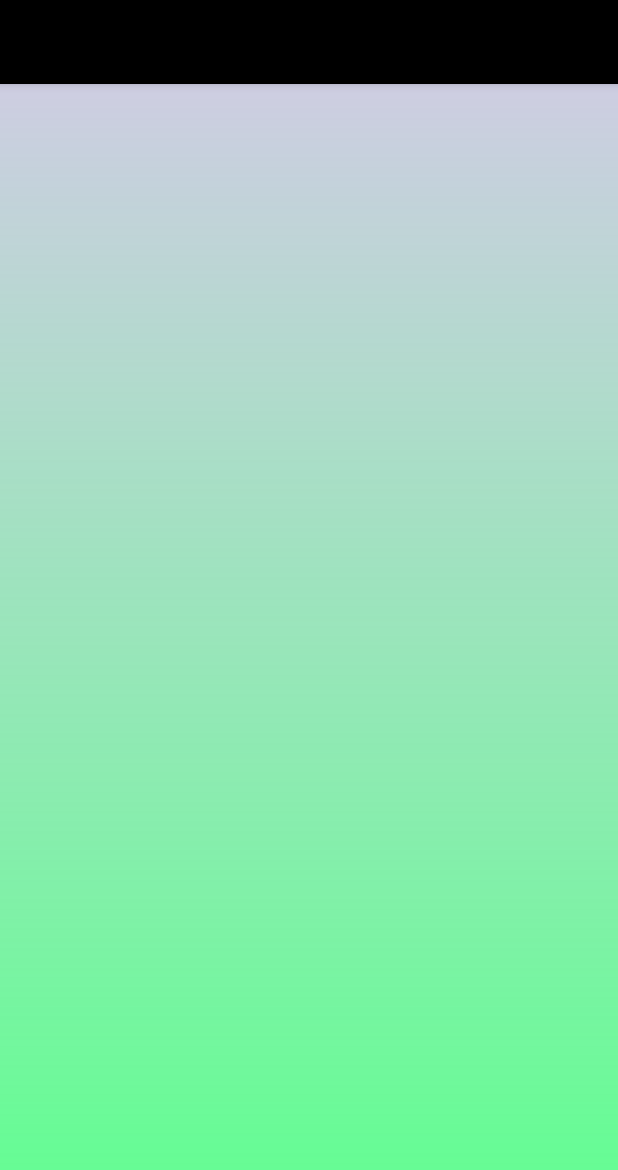
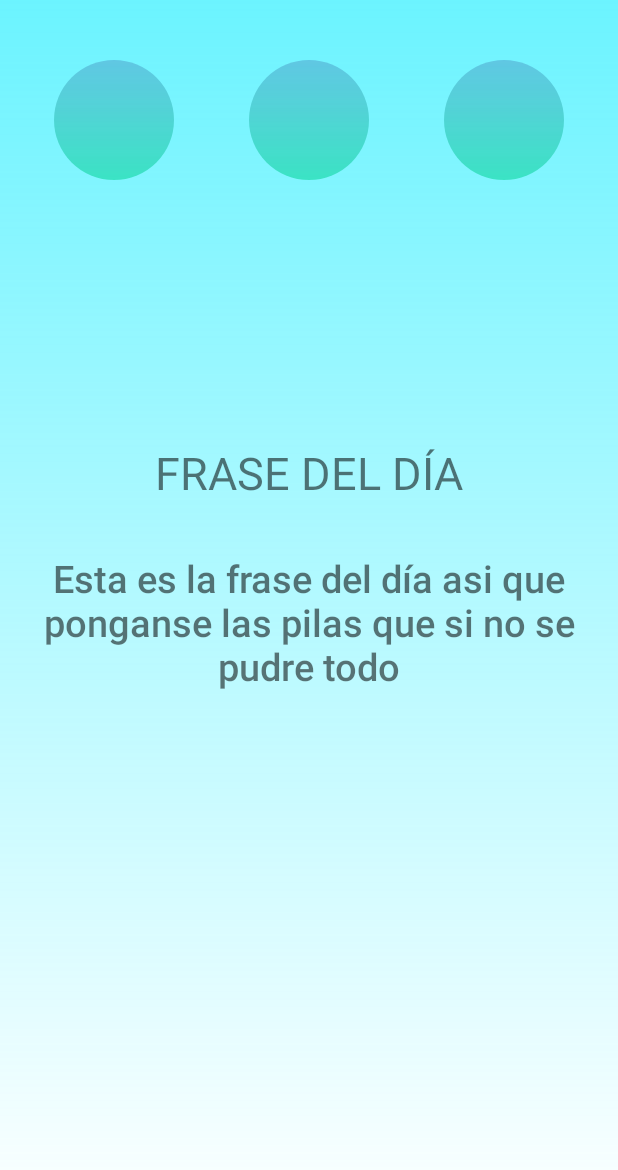
Before and after one commit to Nahuelhsouto/Demos, an Android app: the screen it shows after launch (MainActivity), on a phone screen of 412 x 824 dp. Shown: the top 1170 px of the screen. Run offline under Robolectric (Android 15) with nearby library versions, the phone set to English and light mode, and no system bars.

```diff
--- a/app/src/main/res/drawable/gradient_bg.xml
+++ b/app/src/main/res/drawable/gradient_bg.xml
@@ -2,10 +2,13 @@
 <shape xmlns:android="http://schemas.android.com/apk/res/android"
     android:shape="rectangle">
     <gradient
-        android:startColor="#35111072"
-        android:endColor="#AB12ff59"
+        android:startColor="#32111072"
+        android:endColor="#Af1adaa9"
         android:type="linear"
         android:angle="120">
     </gradient>
+    <corners
+        android:radius="45dp">
+    </corners>
 
 </shape>
--- /dev/null
+++ b/app/src/main/res/drawable/text_bg.xml
@@ -0,0 +1,12 @@
+<?xml version="1.0" encoding="utf-8"?>
+<shape
+    xmlns:android="http://schemas.android.com/apk/res/android"
+    android:shape="rectangle">
+    <gradient
+        android:startColor="#A2ef"
+        android:endColor="#00a2"
+        android:angle="120"
+        android:type="linear">
+    </gradient>
+
+</shape>
--- a/app/src/main/res/layout/activity_main.xml
+++ b/app/src/main/res/layout/activity_main.xml
@@ -5,7 +5,7 @@
     android:layout_width="match_parent"
     android:layout_height="match_parent"
     tools:context=".MainActivity"
-    android:background="@drawable/gradient_bg">
+    android:background="@drawable/text_bg">
 
     <LinearLayout
         android:orientation="vertical"
@@ -13,22 +13,65 @@
         android:layout_width="match_parent"
         android:layout_height="match_parent"
         >
-        <ScrollView
-            android:layout_width="match_parent"
-            android:layout_height="120dp">
+
             <LinearLayout
                 android:orientation="horizontal"
                 android:layout_width="match_parent"
-                android:layout_height="match_parent"
+                android:layout_height="120dp"
+                android:gravity="center"
                 >
                 <LinearLayout
                     android:layout_height="80dp"
                     android:layout_width="80dp"
+                    android:background="@drawable/gradient_bg"
+                    >
+                </LinearLayout>
+                    <Space
+                        android:layout_height="match_parent"
+                        android:layout_width="50dp">
+                    </Space>
+                <LinearLayout
+                    android:layout_height="80dp"
+                    android:layout_width="80dp"
+                    android:background="@drawable/gradient_bg"
+                    >
+                </LinearLayout>
+                    <Space
+                        android:layout_height="match_parent"
+                        android:layout_width="50dp">
+                    </Space>
+                <LinearLayout
+                    android:layout_height="80dp"
+                    android:layout_width="80dp"
+                    android:background="@drawable/gradient_bg"
                     >
                 </LinearLayout>
 
             </LinearLayout>
-        </ScrollView>
+
+        <LinearLayout
+            android:id="@+id/dayTextContainer"
+            android:layout_width="match_parent"
+            android:layout_height="200dp"
+            android:orientation="vertical"
+            android:layout_marginTop="150dp"
+            >
+            <TextView
+                android:layout_width="match_parent"
+                android:layout_height="50dp"
+                android:text="FRASE DEL DÍA"
+                android:textSize="30sp"
+                android:gravity="center">
+            </TextView>
+            <TextView
+                android:id="@+id/dayText"
+                android:layout_width="match_parent"
+                android:layout_height="match_parent"
+                android:text="Esta es la frase del día asi que ponganse las pilas que si no se pudre todo"
+                android:gravity="center"
+                android:fontFamily="sans-serif-medium"
+                android:textSize="25sp"></TextView>
+        </LinearLayout>
 
 
 
--- a/app/src/main/res/values/strings.xml
+++ b/app/src/main/res/values/strings.xml
@@ -1,3 +1,3 @@
 <resources>
-    <string name="app_name"></string>
+    <string name="app_name">Demos</string>
 </resources>
--- a/app/src/main/res/values/themes.xml
+++ b/app/src/main/res/values/themes.xml
@@ -1,6 +1,6 @@
 <resources xmlns:tools="http://schemas.android.com/tools">
     <!-- Base application theme. -->
-    <style name="Theme.Demos" parent="Theme.MaterialComponents.DayNight.DarkActionBar">
+    <style name="Theme.Demos" parent="Theme.MaterialComponents.DayNight.NoActionBar">
         <!-- Primary brand color. -->
         <item name="colorPrimary">@color/purple_500</item>
         <item name="colorPrimaryVariant">@color/purple_700</item>
```
